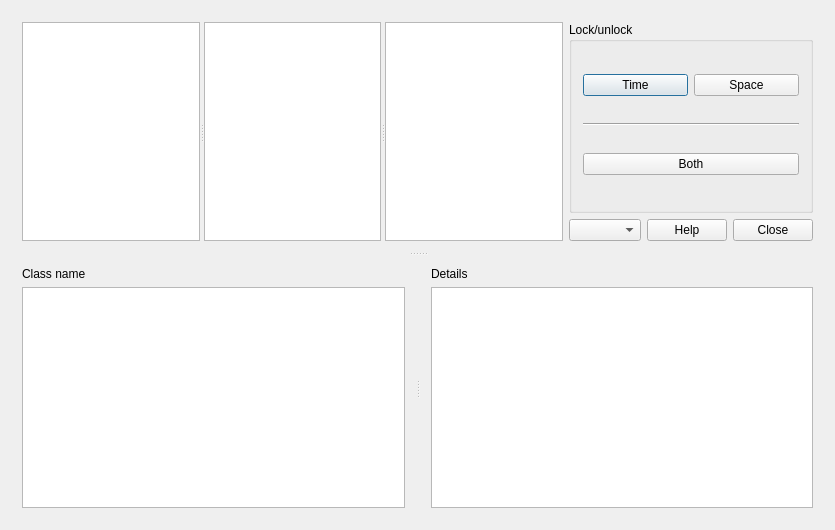
Old version of the form fet/src/interface/timetableviewstudentsdayshorizontalform_template.ui in the repository vonmecheln/fet.
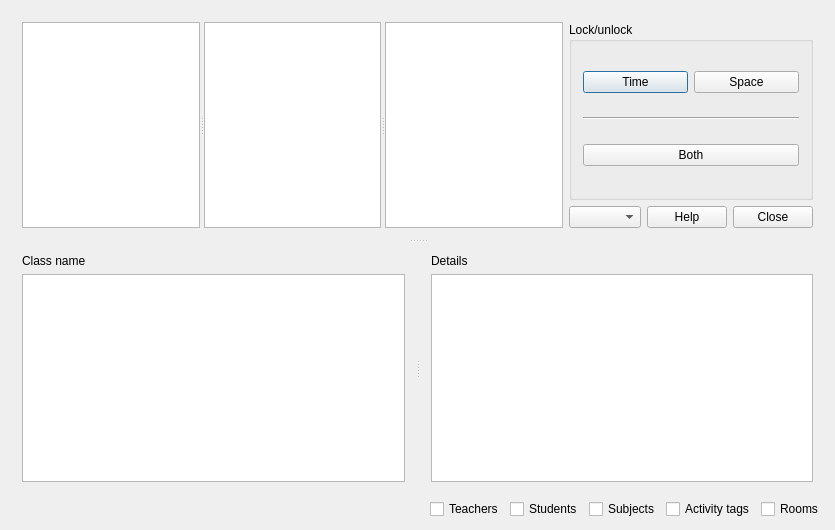
New version of the form.

Diff of the .ui file:
```diff
--- a/fet/src/interface/timetableviewstudentsdayshorizontalform_template.ui
+++ b/fet/src/interface/timetableviewstudentsdayshorizontalform_template.ui
@@ -106,7 +106,7 @@
       <property name="orientation">
        <enum>Qt::Horizontal</enum>
       </property>
-      <widget class="QWidget" name="">
+      <widget class="QWidget" name="layoutWidget2">
        <layout class="QVBoxLayout" name="verticalLayout">
         <item>
          <widget class="QLabel" name="classNameTextLabel">
@@ -162,6 +162,58 @@
      </widget>
     </widget>
    </item>
+   <item row="1" column="0">
+    <layout class="QHBoxLayout" name="horizontalLayout_4">
+     <item>
+      <spacer name="horizontalSpacer">
+       <property name="orientation">
+        <enum>Qt::Horizontal</enum>
+       </property>
+       <property name="sizeHint" stdset="0">
+        <size>
+         <width>40</width>
+         <height>20</height>
+        </size>
+       </property>
+      </spacer>
+     </item>
+     <item>
+      <widget class="QCheckBox" name="teachersCheckBox">
+       <property name="text">
+        <string>Teachers</string>
+       </property>
+      </widget>
+     </item>
+     <item>
+      <widget class="QCheckBox" name="studentsCheckBox">
+       <property name="text">
+        <string>Students</string>
+       </property>
+      </widget>
+     </item>
+     <item>
+      <widget class="QCheckBox" name="subjectsCheckBox">
+       <property name="text">
+        <string>Subjects</string>
+       </property>
+      </widget>
+     </item>
+     <item>
+      <widget class="QCheckBox" name="activityTagsCheckBox">
+       <property name="text">
+        <string>Activity tags</string>
+       </property>
+      </widget>
+     </item>
+     <item>
+      <widget class="QCheckBox" name="roomsCheckBox">
+       <property name="text">
+        <string>Rooms</string>
+       </property>
+      </widget>
+     </item>
+    </layout>
+   </item>
   </layout>
  </widget>
  <layoutdefault spacing="6" margin="11"/>
```
